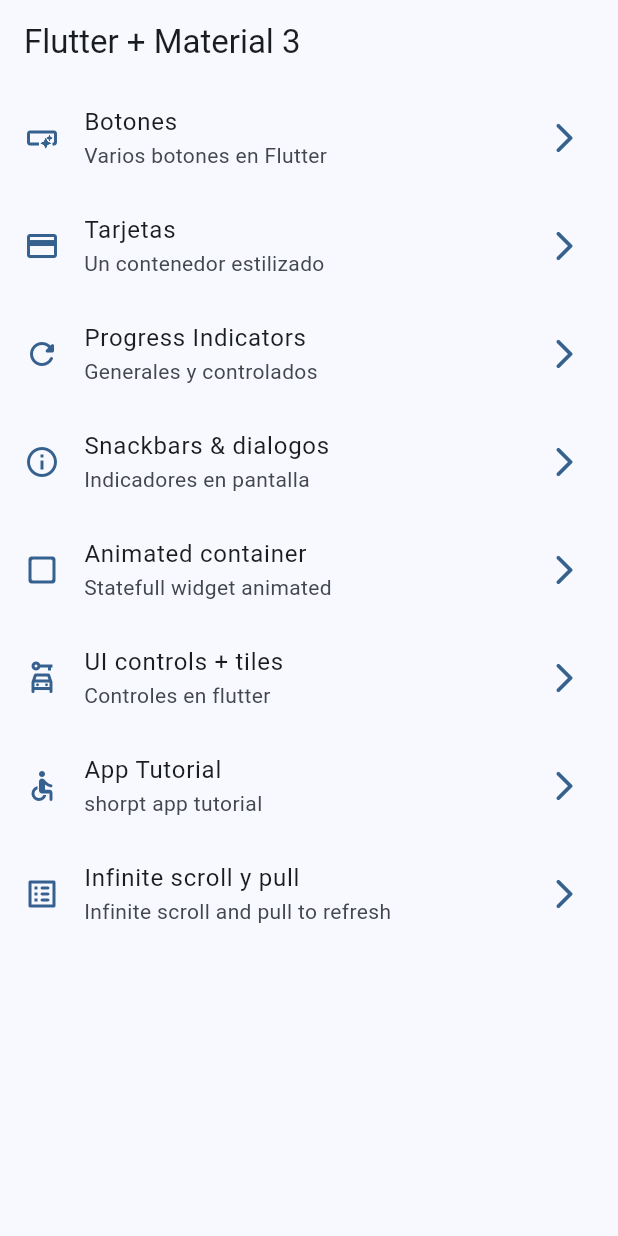
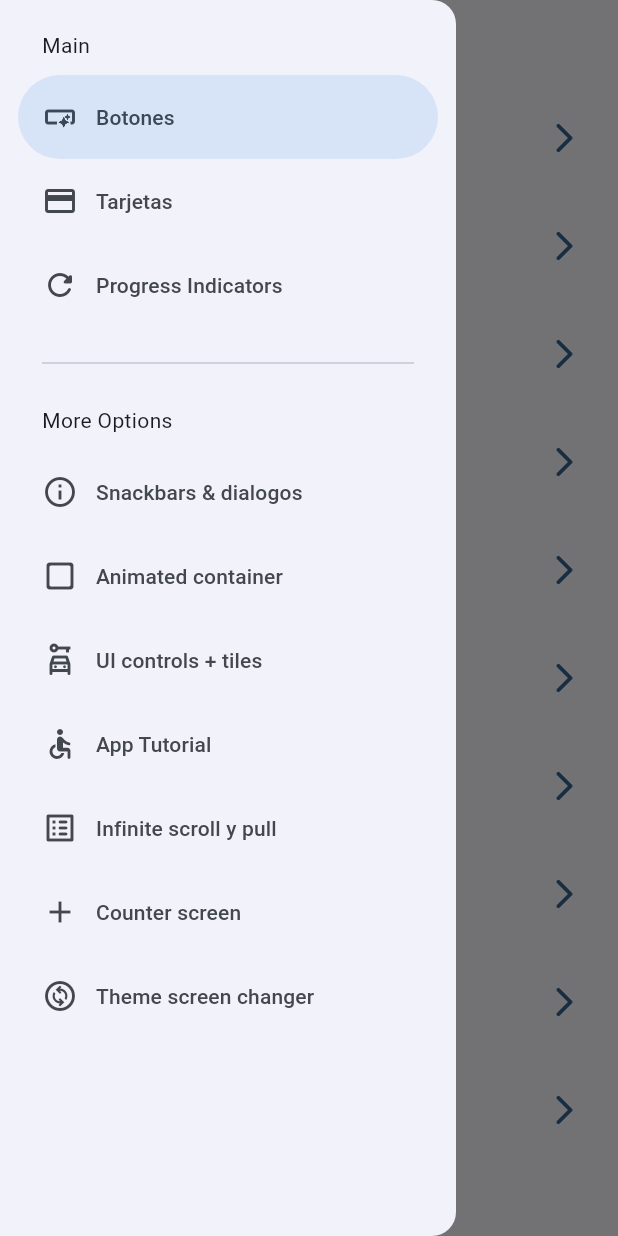
Before and after one commit to ingnelsonus/widgets_app, a Flutter app: the screen it shows after launch, with the side drawer open (before the commit the screen has no drawer), on a phone screen of 412 x 824 dp. Run offline on Flutter 3.47's test engine with Material 2 defaults, Android fonts, the phone set to English and light mode, and no system bars; our stand-ins replace animate_do, flutter_riverpod, go_router.

Commit message:
Counter - theme changer - Riverpod Provider

```diff
--- a/lib/config/menu/menu_items.dart
+++ b/lib/config/menu/menu_items.dart
@@ -62,5 +62,17 @@ class MenuItem {
       subTitle: 'Infinite scroll and pull to refresh',
       link: '/infinite',
       icon: Icons.list_alt_rounded
+      ),
+      MenuItem(
+      title: 'Counter screen',
+      subTitle: 'other state provider Riverpod',
+      link: '/counters',
+      icon: Icons.add
+      ),
+      MenuItem(
+      title: 'Theme screen changer',
+      subTitle: 'Changer theme with Riverpod state',
+      link: '/theme-changer',
+      icon: Icons.change_circle_outlined
       )
   ];
--- a/lib/config/router/app_router.dart
+++ b/lib/config/router/app_router.dart
@@ -50,6 +50,12 @@ final appRouter = GoRouter(
       path: '/infinite',
       name: InfiniteScrollScreen.name,
       builder: (context, state) =>const InfiniteScrollScreen(),
-    )
+    ),
+    GoRoute(
+      path: '/theme-changer',
+      name: ThemeChangerScreen.name,
+      builder: (context, state) =>const ThemeChangerScreen(),
+    ),
+
   ]
 );
--- /dev/null
+++ b/lib/presentation/providers/counter_provider.dart
@@ -0,0 +1,3 @@
+import 'package:flutter_riverpod/flutter_riverpod.dart';
+
+final counterProvider = StateProvider<int>((ref) => 5);
--- /dev/null
+++ b/lib/presentation/providers/theme_provider.dart
@@ -0,0 +1,7 @@
+import 'package:flutter_riverpod/flutter_riverpod.dart';
+import 'package:widgets_app/config/theme/app_theme.dart';
+
+final isDarkmodeProvider = StateProvider<bool>((ref) => false);
+
+//Listado de colores inmutalbe.
+final colorListProvider = Provider((ref) => colorList);
--- a/lib/presentation/screens/home/home_screen.dart
+++ b/lib/presentation/screens/home/home_screen.dart
@@ -1,6 +1,7 @@
 import 'package:flutter/material.dart';
 import 'package:go_router/go_router.dart';
 import 'package:widgets_app/config/menu/menu_items.dart';
+import 'package:widgets_app/presentation/widgets/side_menu.dart';
 // import 'package:widgets_app/presentation/screens/buttons/buttons_screen.dart';
 
 // import '../../../config/theme/app_theme.dart';
@@ -12,12 +13,17 @@ class HomeScreen extends StatelessWidget {
 
   @override
   Widget build(BuildContext context) {
+
+    final GlobalKey<ScaffoldState> scaffildKey = GlobalKey<ScaffoldState>();
+
     return Scaffold(
+      key:scaffildKey,
       appBar: AppBar(
         title: const Text('Flutter + Material 3'),
         centerTitle: false,
       ),
       body: const _HomeView(),
+      drawer: SideMenu(scaffildKey: scaffildKey)
     );
   }
 }
--- a/lib/presentation/screens/screens.dart
+++ b/lib/presentation/screens/screens.dart
@@ -1,3 +1,5 @@
+export 'package:widgets_app/presentation/screens/theme_changer/theme_chager_screen.dart';
+export 'package:widgets_app/presentation/screens/counter/counter_screen.dart';
 export 'package:widgets_app/presentation/screens/animated/animated_screen.dart';
 export 'package:widgets_app/presentation/screens/app_tutorial/app_tutorial_screen.dart';
 export 'package:widgets_app/presentation/screens/infinite_scroll/infinite_scroll_screen.dart';
--- /dev/null
+++ b/lib/presentation/widgets/side_menu.dart
@@ -0,0 +1,53 @@
+import 'package:flutter/material.dart';
+import 'package:go_router/go_router.dart';
+import 'package:widgets_app/config/menu/menu_items.dart';
+
+class SideMenu extends StatefulWidget {
+  final GlobalKey<ScaffoldState> scaffildKey;
+
+  const SideMenu({super.key, required this.scaffildKey});
+
+  @override
+  State<SideMenu> createState() => _SideMenuState();
+}
+
+class _SideMenuState extends State<SideMenu> {
+  int navDrawerIndex = 0;
+
+  @override
+  Widget build(BuildContext context) {
+    final bool hasNotch = MediaQuery.of(context).viewPadding.top > 35;
+
+    return NavigationDrawer(
+        selectedIndex: navDrawerIndex,
+        onDestinationSelected: (value) {
+          setState(() {
+            navDrawerIndex = value;
+          });
+
+          final menuItem = appMenuItems[value];
+          context.push(menuItem.link);
+          widget.scaffildKey.currentState?.closeDrawer();
+        },
+        children: [
+          Padding(
+            padding: EdgeInsets.fromLTRB(28, hasNotch ? 10 : 20, 16, 10),
+            child: const Text('Main'),
+          ),
+          ...appMenuItems.sublist(0, 3).map(
+                (item) => NavigationDrawerDestination(
+                    icon: Icon(item.icon), label: Text(item.title)),
+              ),
+          const Padding(
+              padding: EdgeInsets.fromLTRB(28, 16, 28, 10), child: Divider()),
+          const Padding(
+            padding: EdgeInsets.fromLTRB(28, 10, 16, 10),
+            child: Text('More Options'),
+          ),
+          ...appMenuItems.sublist(3).map(
+                (item) => NavigationDrawerDestination(
+                    icon: Icon(item.icon), label: Text(item.title)),
+              ),
+        ]);
+  }
+}
--- a/pubspec.yaml
+++ b/pubspec.yaml
@@ -14,6 +14,7 @@ dependencies:
 dev_dependencies:
   animate_do: ^3.0.2
   flutter_lints: ^2.0.0
+  flutter_riverpod: ^2.3.6
   flutter_test:
     sdk: flutter
 
```
Also changed, not shown: lib/main.dart (+8 -4 lines), lib/presentation/screens/counter/counter_screen.dart (added, +48 -0 lines), lib/presentation/screens/theme_changer/theme_chager_screen.dart (added, +54 -0 lines), pubspec.lock.
